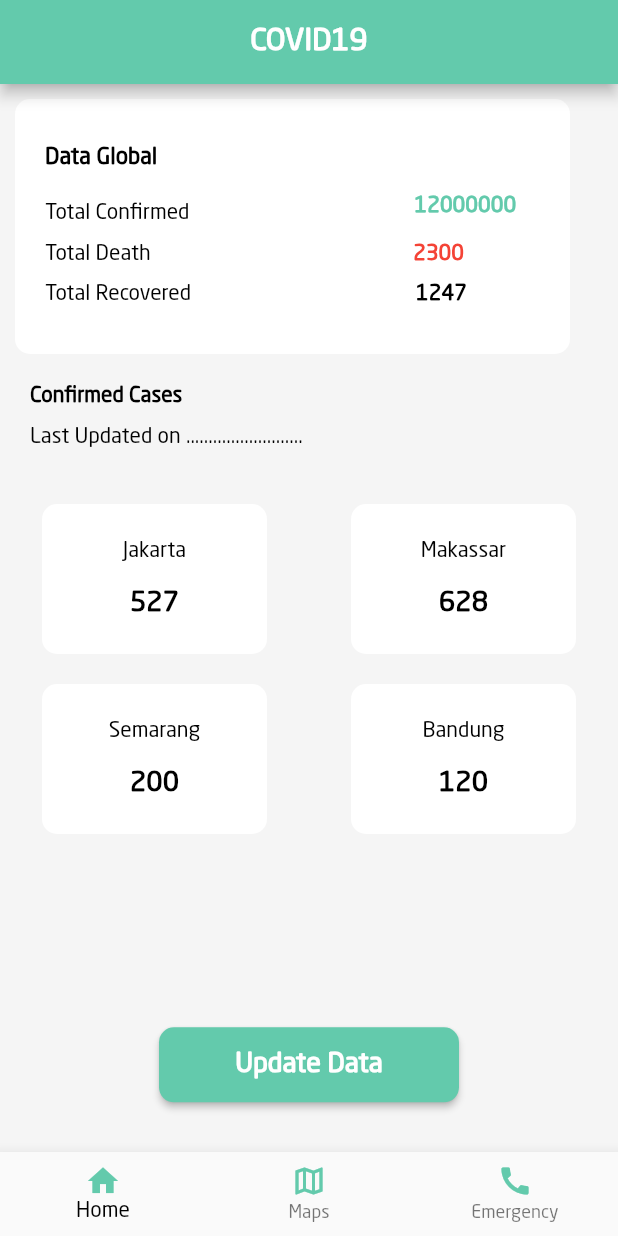
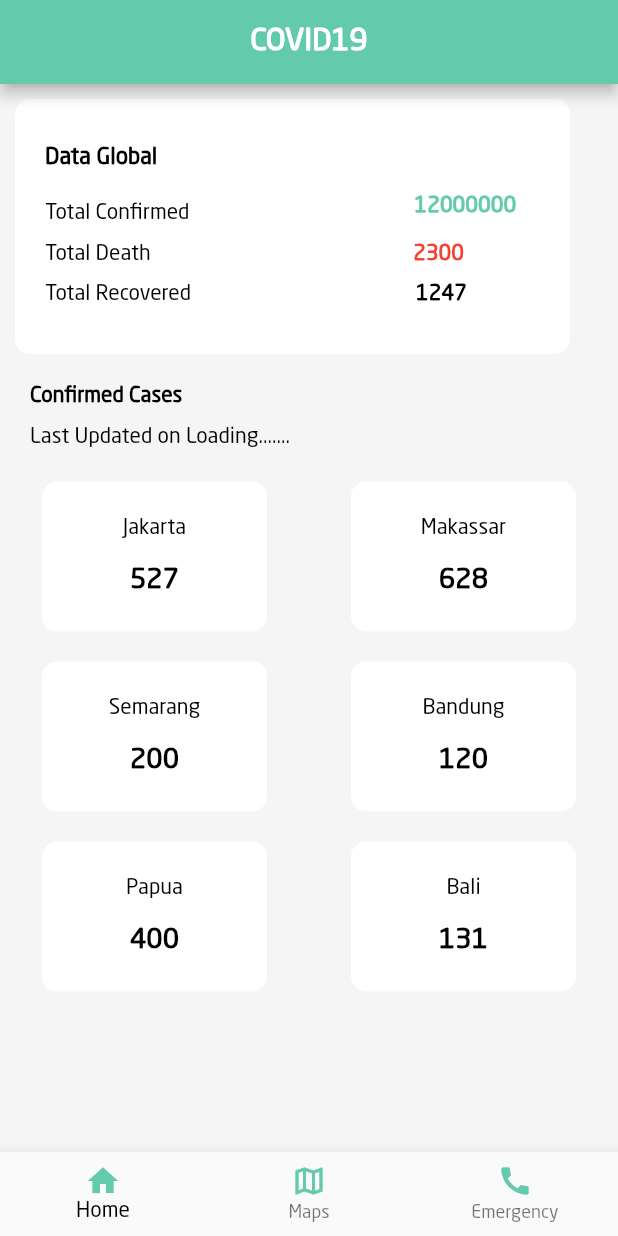
Before and after one commit to braiyenmassora/flutterCovidTracker, a Flutter app: the screen it shows after launch, on a phone screen of 412 x 824 dp. Run offline on Flutter 3.47's test engine with Material 2 defaults, Android fonts, the phone set to English and light mode, and no system bars; our stand-ins replace google_maps_flutter, location.

```diff
--- a/lib/main.dart
+++ b/lib/main.dart
@@ -1,24 +1,18 @@
 import 'package:covidTracker/pages/splash.dart';
-import 'package:covidTracker/services/curloc.dart';
 import 'package:flutter/material.dart';
-import 'package:provider/provider.dart';
 
 void main() {
   runApp(MyApp());
 }
 
 class MyApp extends StatelessWidget {
-  final locatorServices = GeoLocatorServices();
   @override
   Widget build(BuildContext context) {
-    return FutureProvider(
-      create: (context) => locatorServices.getLocation(),
-      child: MaterialApp(
-        debugShowCheckedModeBanner: false,
-        title: "covidTracker",
-        theme: ThemeData(fontFamily: 'NeoSans'),
-        home: SplashScreen(),
-      ),
+    return MaterialApp(
+      debugShowCheckedModeBanner: false,
+      title: "covidTracker",
+      theme: ThemeData(fontFamily: 'NeoSans'),
+      home: SplashScreen(),
     );
   }
 }
--- a/lib/pages/home.dart
+++ b/lib/pages/home.dart
@@ -152,7 +152,7 @@ class _HomeState extends State<Home> {
               Container(
                 margin: EdgeInsets.only(top: 10, left: 20),
                 child: Text(
-                  "Last Updated on ..........................",
+                  "Last Updated on Loading.......",
                   style: TextStyle(
                     color: Colors.black,
                   ),
@@ -163,7 +163,7 @@ class _HomeState extends State<Home> {
           Column(
             children: [
               Container(
-                margin: EdgeInsets.only(top: 280),
+                margin: EdgeInsets.only(top: 265),
                 child: Row(
                   mainAxisAlignment: MainAxisAlignment.spaceAround,
                   children: [
@@ -290,29 +290,72 @@ class _HomeState extends State<Home> {
                   ],
                 ),
               ),
+              Container(
+                margin: EdgeInsets.only(top: 20),
+                child: Row(
+                  mainAxisAlignment: MainAxisAlignment.spaceAround,
+                  children: [
+                    Container(
+                      decoration: BoxDecoration(
+                          borderRadius: BorderRadius.circular(10.0),
+                          color: Colors.white),
+                      height: 100,
+                      width: 150,
+                      child: Column(
+                        mainAxisAlignment: MainAxisAlignment.center,
+                        children: [
+                          Container(
+                              child: Text(
+                            "Papua",
+                            style: TextStyle(
+                              color: Colors.black,
+                            ),
+                          )),
+                          Container(
+                              margin: EdgeInsets.only(top: 15),
+                              child: Text(
+                                "400",
+                                style: TextStyle(
+                                    color: Colors.black,
+                                    fontWeight: FontWeight.bold,
+                                    fontSize: 18.0),
+                              ))
                         ],
                       ),
-          Align(
-            alignment: Alignment(0, 0.90),
-            child: Container(
-              width: 200,
-              height: 50,
-              child: RaisedButton(
-                color: Color(0xff63caac),
-                shape: RoundedRectangleBorder(
-                    borderRadius: BorderRadius.circular(10)),
-                onPressed: () {},
+                    ),
+                    Container(
+                      decoration: BoxDecoration(
+                          borderRadius: BorderRadius.circular(10.0),
+                          color: Colors.white),
+                      height: 100,
+                      width: 150,
+                      child: Column(
+                        mainAxisAlignment: MainAxisAlignment.center,
+                        children: [
+                          Container(
                               child: Text(
-                  "Update Data",
+                            "Bali",
                             style: TextStyle(
-                      color: Colors.white,
+                              color: Colors.black,
+                            ),
+                          )),
+                          Container(
+                              margin: EdgeInsets.only(top: 15),
+                              child: Text(
+                                "131",
+                                style: TextStyle(
+                                    color: Colors.black,
                                     fontWeight: FontWeight.bold,
-                      fontSize: 18.0,
-                      fontFamily: 'NeoSans'),
+                                    fontSize: 18.0),
+                              ))
+                        ],
                       ),
                     ),
+                  ],
                 ),
-          )
+              ),
+            ],
+          ),
         ],
       ),
     );
--- a/lib/pages/splash.dart
+++ b/lib/pages/splash.dart
@@ -15,7 +15,7 @@ class _SplashScreenState extends State<SplashScreen> {
   }
 
   startHome() async {
-    var duration = const Duration(seconds: 5);
+    var duration = const Duration(seconds: 2);
     return Timer(duration, () {
       Navigator.of(context).pushReplacement(new MaterialPageRoute(builder: (_) {
         return LandingPage();
--- a/lib/services/curloc.dart
+++ /dev/null
@@ -1,7 +0,0 @@
-import 'package:geolocator/geolocator.dart';
-
-class GeoLocatorServices {
-  Future<Position> getLocation() async {
-    return await getCurrentPosition(desiredAccuracy: LocationAccuracy.high);
-  }
-}
--- a/pubspec.yaml
+++ b/pubspec.yaml
@@ -34,6 +34,7 @@ dependencies:
   http: ^0.12.2
   flutter_rating_bar: ^3.0.1+1
   geolocator: ^6.0.0+4
+  location: ^3.0.0
 
 
 dev_dependencies:
```
Also changed, not shown: lib/pages/maps.dart (+23 -15 lines), pubspec.lock, 8 other files. Lines whose indentation alone changed are shown as unchanged.
